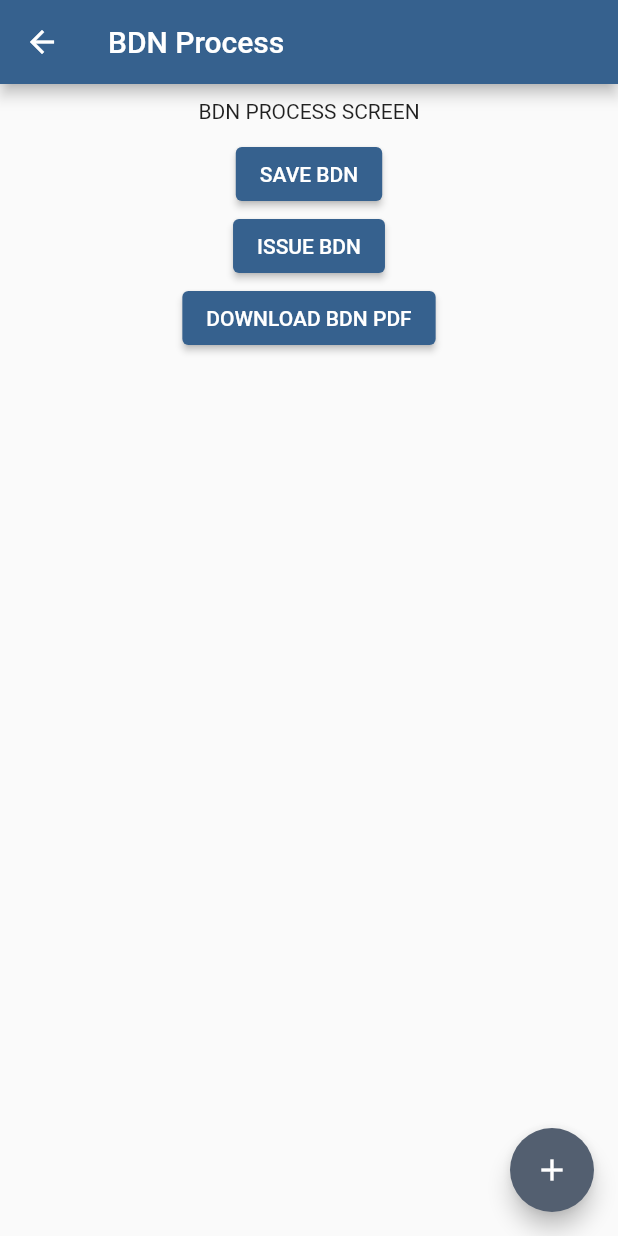
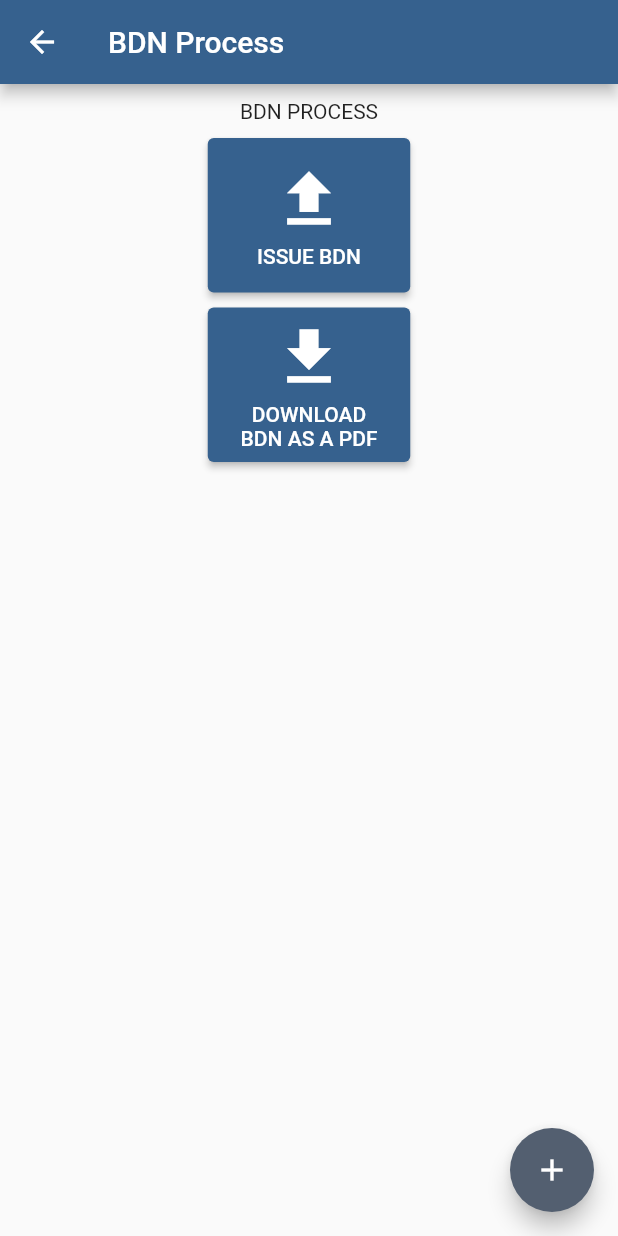
Before and after one commit to wadchathuranga/jobdone, a Flutter app: the BDNProcessScreen screen opened directly, after a tap on "ISSUE BDN", on a phone screen of 412 x 824 dp. Run offline on Flutter 3.47's test engine with Material 3 defaults, Android fonts, the phone set to English and light mode, and no system bars; our stand-ins replace connectivity_plus, dropdown_button2, elegant_notification, expandable, flutter_slidable, page_transition and 2 more; accounts and stored records are empty; network calls fail.

```diff
--- a/lib/Components/BDN/BDNProcessScreen.dart
+++ b/lib/Components/BDN/BDNProcessScreen.dart
@@ -1,4 +1,8 @@
+import 'dart:async';
+import 'dart:developer' as developer;
+import 'package:connectivity_plus/connectivity_plus.dart';
 import 'package:flutter/material.dart';
+import 'package:flutter/services.dart';
 
 import 'BDNUploadScreen.dart';
 
@@ -10,6 +14,58 @@ class BDNProcessScreen extends StatefulWidget {
 }
 
 class _BDNProcessScreenState extends State<BDNProcessScreen> {
+  @override
+  void initState() {
+    super.initState();
+
+    initConnectivity();
+    _connectivitySubscription =
+        Connectivity().onConnectivityChanged.listen(_updateConnectionStatus);
+    //stateInitiateAndUpdate(); --------------------------------------
+  }
+
+  @override
+  void dispose() {
+    super.dispose();
+    _connectivitySubscription.cancel();
+  }
+
+  ///----------------------- Internet Connectivity -----------------------
+  bool isConnected = true;
+  late StreamSubscription<ConnectivityResult> _connectivitySubscription;
+
+  Future<void> initConnectivity() async {
+    late ConnectivityResult result;
+    try {
+      result = await Connectivity().checkConnectivity();
+    } on PlatformException catch (e) {
+      developer.log('Couldn\'t check connectivity status', error: e);
+      return;
+    }
+
+    if (!mounted) {
+      return Future.value(null);
+    }
+    return _updateConnectionStatus(result);
+  }
+
+  Future<void> _updateConnectionStatus(ConnectivityResult result) async {
+    setState(() {
+      isConnected = result != ConnectivityResult.none;
+    });
+    print(isConnected);
+  }
+
+  // --------------------------------------
+  // Future<List<PropertyInspectionModel>> stateInitiateAndUpdate() async {
+  //   data = await PropertyInspectionDB.getAllPropertyInspection();
+  //   setState(() {
+  //     isLoading = false;
+  //   });
+  //   return data;
+  // }
+  ///-------------------------------------------------------------------------
+
   @override
   Widget build(BuildContext context) {
     return Scaffold(
@@ -24,20 +80,93 @@ class _BDNProcessScreenState extends State<BDNProcessScreen> {
               children: [
                 Padding(
                   padding: const EdgeInsets.all(10.0),
-                  child: Text('BDN PROCESS SCREEN'),
+                  child: Text('BDN PROCESS'),
                 ),
                 //TODO: check connectivity status and allow user to proceed with the relevant button
+                if (isConnected)
                   ElevatedButton(
-                  child: Text('SAVE BDN'),
-                  onPressed: (){},
+                    child: SizedBox(
+                      height: MediaQuery.of(context).size.width/4,
+                      width: MediaQuery.of(context).size.width/4,
+                      child: Padding(
+                        padding: const EdgeInsets.all(15.0),
+                        child: Column(
+                          mainAxisAlignment: MainAxisAlignment.center,
+                          children: [
+                            Icon(
+                              Icons.upload,
+                              size: 50,
                             ),
+                            SizedBox(
+                              height: 5,
+                            ),
+                            Text(
+                              'ISSUE BDN',
+                              textAlign: TextAlign.center,
+                            ),
+                          ],
+                        ),
+                      ),
+                    ),
+                    onPressed: () {},
+                  )
+                else
                   ElevatedButton(
-                  child: Text('ISSUE BDN'),
-                  onPressed: (){},
+                    child: SizedBox(
+                      height: MediaQuery.of(context).size.width/4,
+                      width: MediaQuery.of(context).size.width/4,
+                      child: Padding(
+                        padding: const EdgeInsets.all(15.0),
+                        child: Column(
+                          mainAxisAlignment: MainAxisAlignment.center,
+                          children: [
+                            Icon(
+                              Icons.save,
+                              size: 50,
                             ),
+                            SizedBox(
+                              height: 5,
+                            ),
+                            Text(
+                              'SAVE BDN',
+                              textAlign: TextAlign.center,
+                            ),
+                          ],
+                        ),
+                      ),
+                    ),
+                    onPressed: () {},
+                  ),
+                SizedBox(height: 10,),
                 ElevatedButton(
-                  child: Text('DOWNLOAD BDN PDF'),
-                  onPressed: (){},
+                  child: SizedBox(
+                    height: MediaQuery.of(context).size.width/4,
+                    width: MediaQuery.of(context).size.width/4,
+                    child: Padding(
+                      padding: const EdgeInsets.all(5.0),
+                      child: Column(
+                        mainAxisAlignment: MainAxisAlignment.center,
+                        children: [
+                          Icon(
+                            Icons.download,
+                            size: 50,
+                          ),
+                          SizedBox(
+                            height: 5,
+                          ),
+                          Text(
+                            'DOWNLOAD',
+                            textAlign: TextAlign.center,
+                          ),
+                          Text(
+                            'BDN AS A PDF',
+                            textAlign: TextAlign.center,
+                          ),
+                        ],
+                      ),
+                    ),
+                  ),
+                  onPressed: () {},
                 ),
               ],
             ),
@@ -49,8 +178,7 @@ class _BDNProcessScreenState extends State<BDNProcessScreen> {
           Navigator.push(
             context,
             MaterialPageRoute(
-                builder: (context) =>
-                  BDNUploadScreen(),
+              builder: (context) => BDNUploadScreen(),
             ),
           );
         },
--- a/pubspec.yaml
+++ b/pubspec.yaml
@@ -46,6 +46,8 @@ dependencies:
   connectivity_plus: ^4.0.2 # To manage INTERNET CONNECTIVITY
   flutter_slidable: ^3.1.1 # To swipe side to do a action
   page_transition: ^2.1.0 # To manage page transitions
+  elegant_notification: ^2.3.1 # To show alerts, notification, and messages
+  fluttertoast: ^8.2.8 # To manage alert msg
 
 dev_dependencies:
   flutter_test:
```
Also changed, not shown: lib/Components/BDN/BDNIssueScreen.dart (+22 -20 lines), lib/Components/BDN/BDNUploadScreen.dart (+34 -15 lines), lib/core/CustomNotification.dart (added, +81 -0 lines), pubspec.lock. Lines whose indentation alone changed are shown as unchanged.
